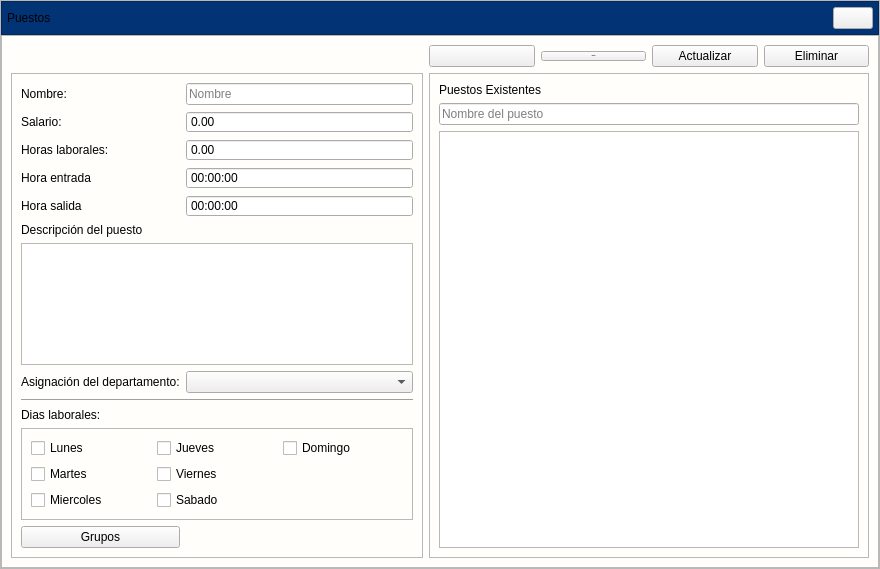
Qt form app/View/UserInterfaceUi/UI_ADMINISTRAR_PUESTOS.ui (LAngelVp/software-punto-de-venta) before a commit.
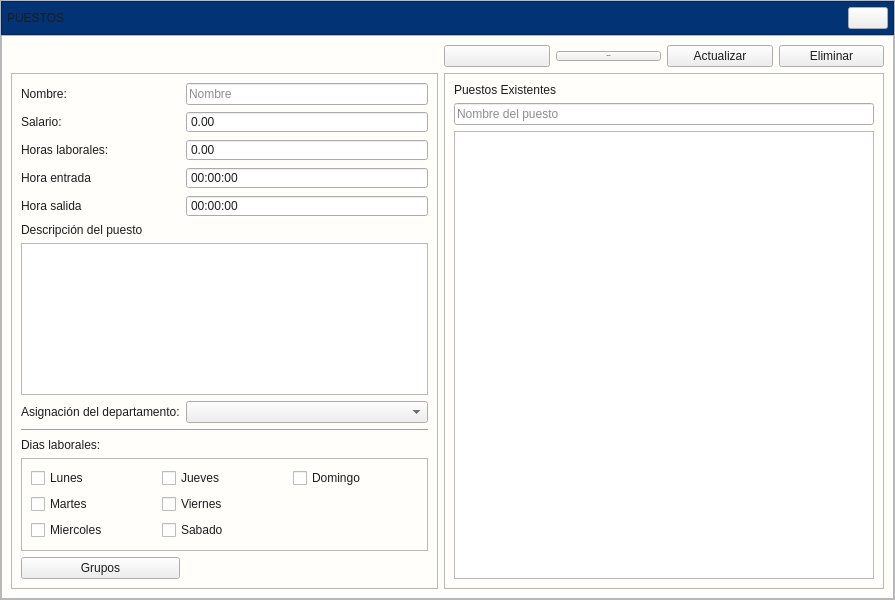
The same form after that commit. Icons and pictures are not drawn.

What changed in the file:
```diff
--- a/app/View/UserInterfaceUi/UI_ADMINISTRAR_PUESTOS.ui
+++ b/app/View/UserInterfaceUi/UI_ADMINISTRAR_PUESTOS.ui
@@ -6,8 +6,8 @@
    <rect>
     <x>0</x>
     <y>0</y>
-    <width>880</width>
-    <height>569</height>
+    <width>895</width>
+    <height>600</height>
    </rect>
   </property>
   <property name="minimumSize">
@@ -26,11 +26,13 @@
    <string>Form</string>
   </property>
   <property name="styleSheet">
-   <string notr="true">#Formulario_puestos{
+   <string notr="true">*{color: #1d1c1c;}
+#Formulario_puestos{
 background: #fffefb;
 }
 [objectName*=&quot;contenedor&quot;]{
 background: #fffefb;
+border: none;
 }
 #contenedor_encabezado{
 background: #023375;
@@ -126,37 +128,55 @@
 #btn_btn_eliminar:hover{
 background: #EE1D52;
 }
-[objectName^=&quot;cajaopciones_&quot;]{
-border: none;
-border-bottom: 1px solid rgb(29, 28, 28);
-border-radius: 5px;
-padding: 2px;
-background-color: #f5f4f1;
-border-radius: 5px;
-font-size: 12px;
-width:87px;
+[objectName*=&quot;cajaOpciones&quot;] {
+    border: none;
+    border-bottom: 1px solid #787878 ;
+    padding: 2px ;
+    background-color: #F5F5F5 ;
+    font-size: 14px ;
+    min-width: 200px ;
+    font-family: &quot;Arial&quot; ;
+    color: #1d1c1c ;
+	selection-background-color: #4791F5; 
 }
-[objectName^=&quot;cajaopciones_&quot;]::drop-down{
-subcontrol-origin: padding;
-subcontrol-position: top right;
-padding-right:5px;
-width: 20%;
-border-left-width: 1px;
-border-radius: 5px;
-background-color: #f5f4f1;
+
+/* ESTILO DEL DROPDOWN (LISTA) */
+[objectName*=&quot;cajaOpciones&quot;] QListView {
+    background: #F5F5F5 ;
+    border-radius: 3px;
+    outline: none;
 }
-[objectName^=&quot;cajaopciones_&quot;]::down-arrow{
-image: url(:/Icons/Bootstrap/filter-left.svg);
-width: 17%;
-height: 17%;
-padding-left:5px;
-padding-right:5px;
+
+/* ESTILO DE LOS ÍTEMS */
+[objectName*=&quot;cajaOpciones&quot;] QListView::item {
+    padding: 6px 10px ;
+    margin: 2px ;
 }
+/* BOTÓN DESPLEGABLE */
+[objectName*=&quot;cajaOpciones&quot;]::drop-down {
+    subcontrol-origin: padding ;
+    subcontrol-position: top right ;
+    padding-right: 5px ;
+    width: 20% ;
+    border-left-width: 1px ;
+    border-radius: 3px ;
+    background-color: #F5F5F5 ;
+}
+/* FLECHA DESPLEGABLE */
+[objectName*=&quot;cajaOpciones&quot;]::down-arrow {
+    image: url(:/Icons/Bootstrap/filter-left.svg);
+    width: 17% ;
+    height: 17% ;
+    padding-left: 5px ;
+    padding-right: 5px ;
+}
+
 /*TABLA*/
 
 [objectName*=&quot;tabla_&quot;] {
     font-family: Arial;
     font-size: 14px;
+background: #F5F5F5;
 }
 
 /* Encabezados de la tabla */
@@ -179,8 +199,7 @@
 [objectName*=&quot;tabla_&quot;] QHeaderView::vertical {
     background-color: #023375;
     color: white;
-}
-</string>
+}	</string>
   </property>
   <layout class="QGridLayout" name="gridLayout_7">
    <property name="leftMargin">
@@ -249,7 +268,7 @@
          <item>
           <widget class="QLabel" name="etiquetaTitulo_administrarpuestos">
            <property name="text">
-            <string>Puestos</string>
+            <string>PUESTOS</string>
            </property>
           </widget>
          </item>
@@ -367,7 +386,6 @@
              <property name="font">
               <font>
                <pointsize>-1</pointsize>
-               <weight>75</weight>
                <bold>true</bold>
               </font>
              </property>
```
Left out of the diff: 48 changed lines with no effect on the pictures.
